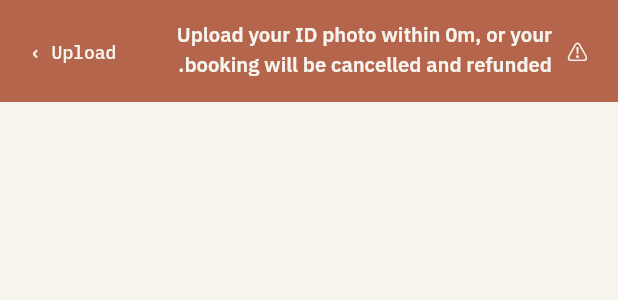
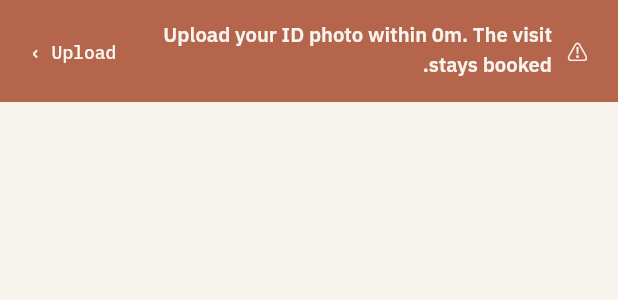
Before and after one commit to oons-app/fe-oons, a Flutter app: the ClientIDUploadBanner widget shown alone on an empty page, opened directly with empty values, on a phone screen of 412 x 824 dp. Shown: the top 300 px of the screen. Run offline on Flutter 3.47's test engine with Material 3 defaults, Android fonts, the phone set to English and light mode, and no system bars; our stand-ins replace connectivity_plus, dio, firebase_analytics, firebase_core, firebase_messaging, flutter_local_notifications and 11 more; missing offline and left inert: cryptography, dart:html, dart:js_util, dart:ui_web, screen_protector, webview_flutter_android; accounts and stored records are empty; network calls fail.

Commit message:
Tell her the visit stays booked if her ID photo is late.
The banner no longer says the booking will be cancelled and refunded; it asks
for the photo and says the visit continues.

Co-Authored-By: Claude Sonnet 5.5 <noreply@anthropic.com>

```diff
--- a/lib/features/client/client_chrome.dart
+++ b/lib/features/client/client_chrome.dart
@@ -247,9 +247,9 @@ class ClientTrustBanner extends StatelessWidget {
   }
 }
 
-/// Warns that a paid booking needs a national ID photo on file within the
-/// server's window (be-oons markPaid/tickIDUploadDeadlines) or it gets
-/// auto-cancelled and refunded. Ticks its own remaining-time label every
+/// Asks her to upload a national ID photo within the server's window
+/// (be-oons markPaid/tickIDUploadDeadlines). The visit stays booked either
+/// way. Ticks its own remaining-time label every
 /// minute — 8 hours is coarse enough that a minute's resolution is plenty,
 /// and only this small widget rebuilds, not its whole host screen.
 class ClientIDUploadBanner extends StatefulWidget {
@@ -299,8 +299,8 @@ class _ClientIDUploadBannerState extends State<ClientIDUploadBanner> {
             Expanded(
               child: Text(
                 ar
-                    ? 'ارفعي صورة بطاقتك خلال $remaining، وإلا هيتلغي حجزك وترجعلك فلوسك.'
-                    : 'Upload your ID photo within $remaining, or your booking will be cancelled and refunded.',
+                    ? 'ارفعي صورة بطاقتك خلال $remaining. الزيارة مستمرة.'
+                    : 'Upload your ID photo within $remaining. The visit stays booked.',
                 style: const TextStyle(fontSize: 13.5, fontWeight: FontWeight.w600, height: 1.45, color: Client.bg),
               ),
             ),
```
